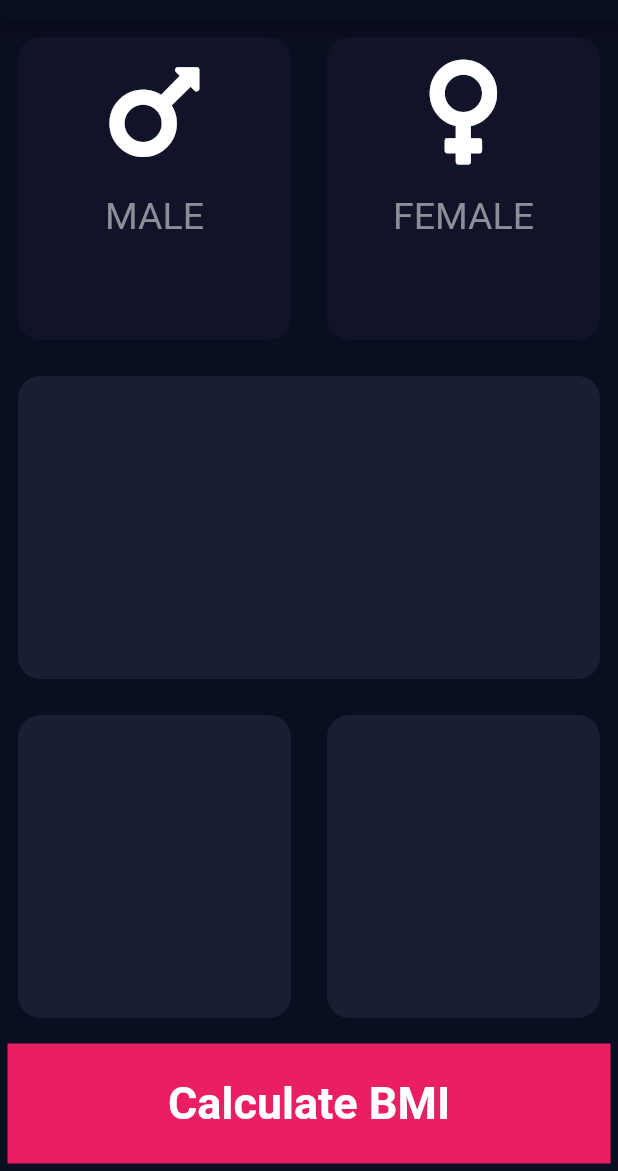
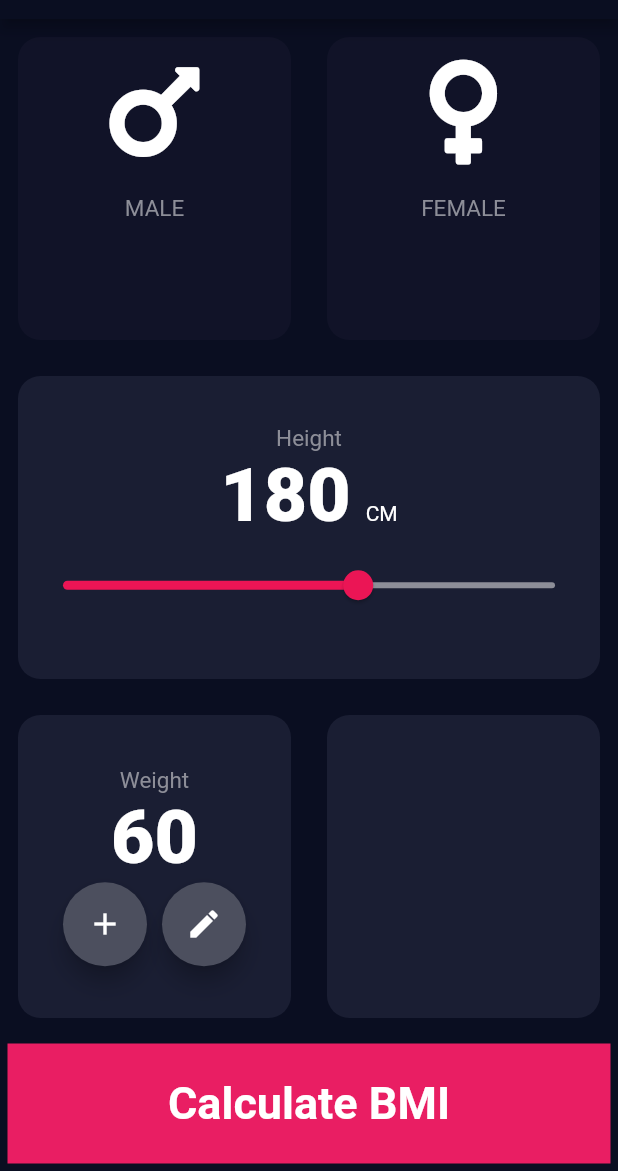
Before and after one commit to suesalito/BmiCalculator, a Flutter app: the screen it shows after launch, on a phone screen of 412 x 824 dp, the part 65-1236 px from its top. Run offline on Flutter 3.47's test engine with Material 2 defaults, Android fonts, the phone set to English and light mode, and no system bars; our stand-ins replace font_awesome_flutter.

Commit message:
commit the floatingbotton

```diff
--- /dev/null
+++ b/lib/constants.dart
@@ -0,0 +1,11 @@
+import 'package:flutter/material.dart';
+
+const TextStyle kWordStyle = TextStyle(
+  fontSize: 15,
+  color: Color(0xFF8D8E98),
+);
+const TextStyle kUnitStyle = TextStyle(fontSize: 50, fontWeight: FontWeight.w900);
+const double kButtomContainerHeight = 80.0;
+const kActiveColor = Color(0xFF1A1E33);
+const kInactiveColor = Color(0xFF111328);
+const kButtomBarColor = Colors.pink;
--- a/lib/icon_content.dart
+++ b/lib/icon_content.dart
@@ -1,6 +1,5 @@
 import 'package:flutter/material.dart';
-
-const wordstyle = TextStyle(fontSize: 25, color: Color(0xFF8D8E98));
+import 'constants.dart';
 
 class IconContent extends StatelessWidget {
   // const IconContent({
@@ -26,7 +25,7 @@ class IconContent extends StatelessWidget {
         ),
         Text(
           word,
-          style: wordstyle,
+          style: kWordStyle,
         )
       ],
     );
--- a/lib/input_page.dart
+++ b/lib/input_page.dart
@@ -2,11 +2,7 @@ import 'package:flutter/material.dart';
 import 'package:font_awesome_flutter/font_awesome_flutter.dart';
 import 'package:bmi_calculator/icon_content.dart';
 import 'package:bmi_calculator/reusable_card.dart';
-
-const double buttomContainerHeight = 80.0;
-const activeColor = Color(0xFF1A1E33);
-const inactiveColor = Color(0xFF111328);
-const buttomBarColor = Colors.pink;
+import 'constants.dart';
 
 enum Gender { male, female }
 
@@ -50,7 +46,7 @@ class _InputPageState extends State<InputPage> {
   Gender selectedGender; // make the male and female inactive at the beginning.
 
   Color activeColorCheck(Gender genderInput) {
-    return selectedGender == genderInput ? activeColor : inactiveColor;
+    return selectedGender == genderInput ? kActiveColor : kInactiveColor;
   }
 
   selectMale() {
@@ -67,6 +63,9 @@ class _InputPageState extends State<InputPage> {
     });
   }
 
+  int height = 180;
+  int weight = 60;
+
   @override
   Widget build(BuildContext context) {
     return Scaffold(
@@ -78,6 +77,7 @@ class _InputPageState extends State<InputPage> {
         ),
       ),
       body: Column(
+        crossAxisAlignment: CrossAxisAlignment.stretch,
         children: <Widget>[
           Expanded(
             child: Row(
@@ -107,17 +107,110 @@ class _InputPageState extends State<InputPage> {
             ),
           ),
           Expanded(
-            child: ReusableCard(bgColor: activeColor),
+            child: ReusableCard(
+              bgColor: kActiveColor,
+              childWidget: Column(
+                mainAxisAlignment: MainAxisAlignment.center,
+                children: <Widget>[
+                  Text(
+                    'Height',
+                    style: kWordStyle,
+                    //textAlign: TextAlign.justify,
+                  ),
+                  Row(
+                    mainAxisAlignment: MainAxisAlignment.center,
+                    crossAxisAlignment: CrossAxisAlignment.baseline,
+                    textBaseline: TextBaseline.alphabetic,
+                    children: <Widget>[
+                      Text(
+                        height.toString(),
+                        textAlign: TextAlign.center,
+                        style: kUnitStyle,
+                      ),
+                      SizedBox(
+                        width: 10,
+                      ),
+                      Text(
+                        'CM',
+                        textAlign: TextAlign.center,
+
+                        //style: kUnitStyle,
+                      )
+                    ],
+                  ),
+                  SliderTheme(
+                    data: SliderThemeData(
+                      activeTrackColor: Color(0xFFEB1555),
+                      inactiveTrackColor: Color(0xFF8D8E98),
+                      thumbColor: Color(0xFFEB1555),
+                      overlayColor: Color(0x26EB1555),
+                      overlayShape: RoundSliderOverlayShape(overlayRadius: 30),
+                      thumbShape: RoundSliderThumbShape(enabledThumbRadius: 10),
+                    ),
+                    child: Slider(
+                      value: height.toDouble(),
+                      min: 120,
+                      max: 220,
+                      onChanged: (double newValue) {
+                        setState(() {
+                          print(newValue);
+                          height = newValue.round(); // toint() will always round down
+                        });
+                      },
+                    ),
+                  ),
+                ],
+              ),
+            ),
           ), // middle box
           Expanded(
             child: Row(
               // lower row
               children: <Widget>[
                 Expanded(
-                  child: ReusableCard(bgColor: activeColor),
+                  child: ReusableCard(
+                    bgColor: kActiveColor,
+                    childWidget: Column(
+                      mainAxisAlignment: MainAxisAlignment.center,
+                      children: <Widget>[
+                        Text(
+                          'Weight',
+                          style: kWordStyle,
+                        ),
+                        Text(
+                          weight.toString(),
+                          style: kUnitStyle,
+                        ),
+                        Row(
+                          mainAxisAlignment: MainAxisAlignment.center,
+                          children: <Widget>[
+                            AppFloatButton(
+                              inputIcon: Icons.add,
+                              pressFunction: () {
+                                setState(() {
+                                  weight++;
+                                });
+                              },
+                            ),
+                            SizedBox(
+                              width: 10,
+                            ),
+                            AppFloatButton(
+                              inputIcon: Icons.edit,
+                              pressFunction: () {
+                                setState(() {
+                                  weight--;
+                                });
+                              },
+                            )
+                          ],
+                        )
+                      ],
+                    ),
+                  ),
                 ),
                 Expanded(
-                  child: ReusableCard(bgColor: activeColor),
+                  child: ReusableCard(bgColor: kActiveColor),
                 )
               ],
             ),
@@ -128,11 +221,11 @@ class _InputPageState extends State<InputPage> {
               'Calculate BMI',
               style: TextStyle(fontWeight: FontWeight.bold, fontSize: 30),
             )),
-            color: buttomBarColor,
+            color: kButtomBarColor,
             margin: EdgeInsets.all(5),
             //decoration: BoxDecoration(color: buttomBarColor, borderRadius: BorderRadius.circular(15)),
             width: double.infinity,
-            height: buttomContainerHeight,
+            height: kButtomContainerHeight,
           )
         ],
       ),
@@ -142,3 +235,26 @@ class _InputPageState extends State<InputPage> {
     );
   }
 }
+
+class AppFloatButton extends StatelessWidget {
+  // const AppFloatButton({
+  //   Key key,
+  // }) : super(key: key);
+  final Function pressFunction;
+  final IconData inputIcon;
+
+  AppFloatButton({this.inputIcon, this.pressFunction});
+
+  @override
+  Widget build(BuildContext context) {
+    return FloatingActionButton(
+      shape: CircleBorder(),
+      backgroundColor: Color(0xFF4C4F5E),
+      child: Icon(
+        inputIcon,
+        color: Colors.white,
+      ),
+      onPressed: pressFunction,
+    );
+  }
+}
```
